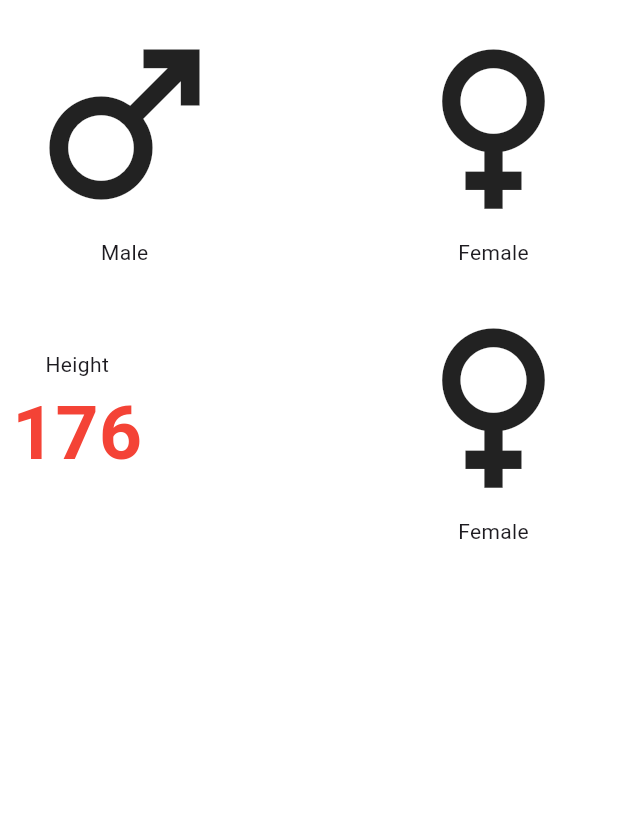
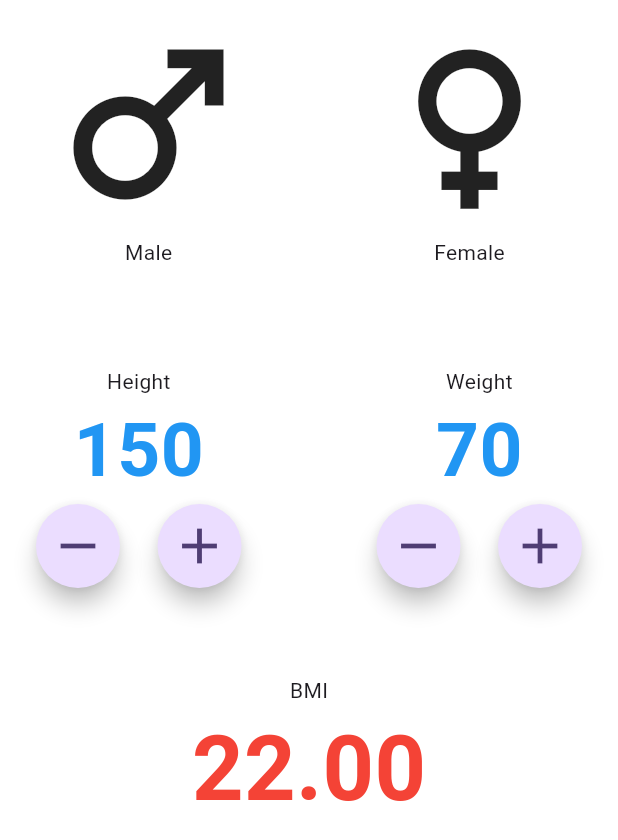
Before and after one commit to malith-kavi/bmicalculator, a Flutter app: the screen it shows after launch, on a phone screen of 412 x 824 dp. Shown: the top 840 px of the screen. Run offline on Flutter 3.47's test engine with Material 3 defaults, Android fonts, the phone set to English and light mode, and no system bars.

Commit message:
updates on code

```diff
--- /dev/null
+++ b/lib/constants.dart
@@ -0,0 +1,9 @@
+import 'package:flutter/material.dart';
+
+const kTextColor = Colors.blue;
+const kTextColorR = Colors.red;
+const kInputLabelColor = TextStyle(
+                          color: kTextColor,
+                          fontSize: 50,
+                          fontWeight: FontWeight.bold,
+                          );
--- a/lib/main_page.dart
+++ b/lib/main_page.dart
@@ -1,3 +1,4 @@
+import 'package:bmicalculator/constants.dart';
 import 'package:flutter/material.dart';
 
 class MainPage extends StatefulWidget {
@@ -8,15 +9,19 @@ class MainPage extends StatefulWidget {
 }
 
 class _MainPageState extends State<MainPage> {
+
+  int height = 150;
+  int weight = 70;
   @override
   Widget build(BuildContext context) {
     return Scaffold(
       body: SafeArea(
         child: Container(
           color: Colors.white,
-          child: const Column(
+          padding: const EdgeInsets.symmetric(horizontal: 16),
+          child: Column(
             children: [
-              Row(
+              const Row(
                 children: [
                   Padding(
                     padding: EdgeInsets.all(8.0),
@@ -39,6 +44,7 @@ class _MainPageState extends State<MainPage> {
                   )
                 ],
               ),
+              const SizedBox(height: 50,),
               Row(
                 children: [
                   Padding(
@@ -46,8 +52,32 @@ class _MainPageState extends State<MainPage> {
                     child: Column(
                       children: [
                         Text("Height"),
-                        Text("176", style: TextStyle(color: Colors.red, fontSize: 50, fontWeight: FontWeight.bold)),
-
+                        Text("$height",
+                        style: kInputLabelColor
+                        ),
+                        Row(
+                          children: [
+                            FloatingActionButton(
+                              onPressed: (){
+                                setState(() {
+                                  height--;
+                                });
+                              },
+                              shape: CircleBorder(),
+                              child: Icon(Icons.remove,size:40,),
+                            ),
+                            SizedBox(width: 25,),
+                            FloatingActionButton(
+                              onPressed: (){
+                                setState(() {
+                                  height++;
+                                });
+                              },
+                              shape: CircleBorder(),
+                              child: Icon(Icons.add,size:40,),
+                            ),
+                          ],
+                        ),
                       ],
                     ),
                   ),
@@ -56,11 +86,43 @@ class _MainPageState extends State<MainPage> {
                     padding: EdgeInsets.all(8.0),
                     child: Column(
                       children: [
-                        Icon(Icons.female, size: 150,),
-                        Text("Female"),
+                        Text("Weight"),
+                        Text("$weight",
+                        style: kInputLabelColor
+                        ),
+                        Row(
+                          children: [
+                            FloatingActionButton(
+                              onPressed: (){
+                                setState(() {
+                                  weight--;
+                                });
+                              },
+                              shape: CircleBorder(),
+                              child: Icon(Icons.remove,size:40,),
+                            ),
+                            SizedBox(width: 25,),
+                            FloatingActionButton(
+                              onPressed: (){
+                                setState(() {
+                                  weight++;
+                                });
+                              },
+                              shape: CircleBorder(),
+                              child: Icon(Icons.add,size:40,),
+                            ),
+                          ],
+                        ),
                       ],
                     ),
-                  )
+                  ),
+                ],
+              ),
+              const SizedBox(height: 50,),
+              Column(
+                children: [
+                  const Text("BMI"),
+                  Text("22.00",style: kInputLabelColor.copyWith(color: kTextColorR, fontSize: 60),),
                 ],
               )
             ],
@@ -69,4 +131,6 @@ class _MainPageState extends State<MainPage> {
       ),
     );
   }
+
+
 }
```
